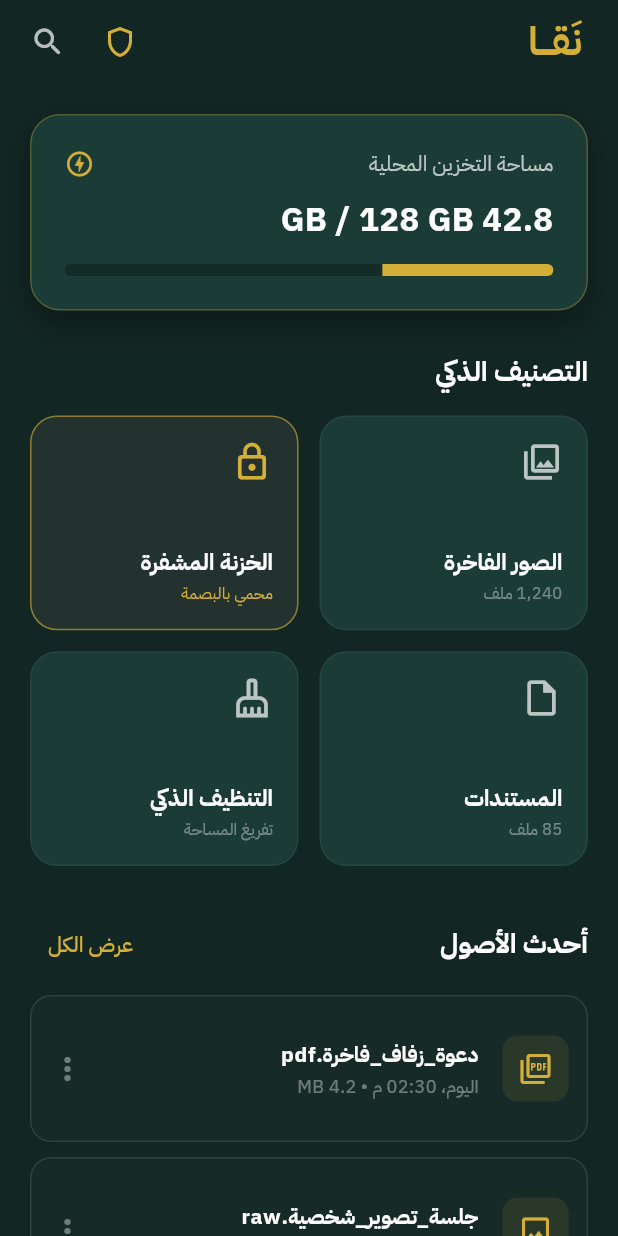
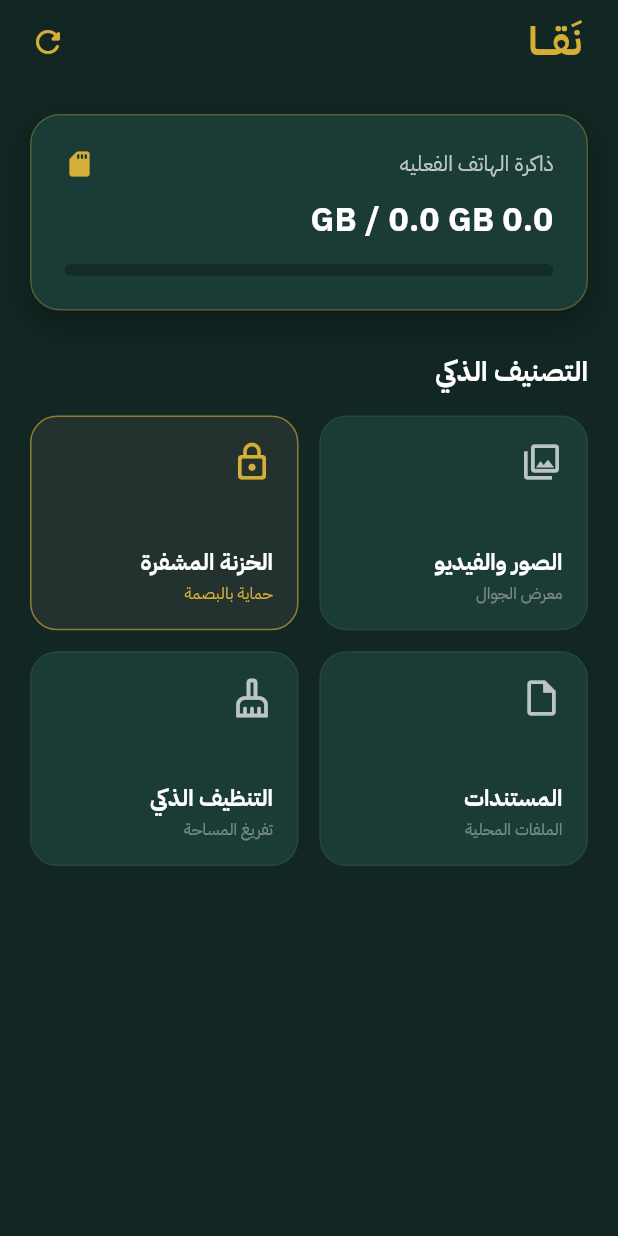
Before and after one commit to helpterooai-ops/naqa, a Flutter app: the screen it shows after launch, on a phone screen of 412 x 824 dp. Run offline on Flutter 3.47's test engine with Material 3 defaults, Android fonts, the phone set to English and light mode, and no system bars; our stand-ins replace permission_handler; missing offline and left inert: storage_space.

Commit message:
feat: connect real device storage service and android permissions

```diff
--- /dev/null
+++ b/lib/core/services/storage_service.dart
@@ -0,0 +1,61 @@
+import 'package:permission_handler/permission_handler.dart';
+import 'package:storage_space/storage_space.dart';
+
+class StorageInfoData {
+  final double totalSpaceGB;
+  final double usedSpaceGB;
+  final double freeSpaceGB;
+  final double usagePercentage;
+
+  StorageInfoData({
+    required this.totalSpaceGB,
+    required this.usedSpaceGB,
+    required this.freeSpaceGB,
+    required this.usagePercentage,
+  });
+}
+
+class StorageService {
+  // طلب تصاريح الوصول للتخزين من المستخدم
+  static Future<bool> requestStoragePermission() async {
+    Map<Permission, PermissionStatus> statuses = await [
+      Permission.storage,
+      Permission.photos,
+      Permission.manageExternalStorage,
+    ].request();
+
+    return statuses[Permission.storage]?.isGranted == true ||
+           statuses[Permission.photos]?.isGranted == true ||
+           statuses[Permission.manageExternalStorage]?.isGranted == true;
+  }
+
+  // قراءة سعة التخزين الحقيقية للهاتف
+  static Future<StorageInfoData> getRealStorageInfo() async {
+    try {
+      StorageSpace space = await getStorageSpace(
+        lowScanSpace: 1024 * 1024 * 1024, // 1GB
+        optimalScanSpace: 2 * 1024 * 1024 * 1024,
+      );
+
+      double totalGB = space.total / (1024 * 1024 * 1024);
+      double freeGB = space.free / (1024 * 1024 * 1024);
+      double usedGB = totalGB - freeGB;
+      double percentage = totalGB > 0 ? (usedGB / totalGB) : 0.0;
+
+      return StorageInfoData(
+        totalSpaceGB: double.parse(totalGB.toStringAsFixed(1)),
+        usedSpaceGB: double.parse(usedGB.toStringAsFixed(1)),
+        freeSpaceGB: double.parse(freeGB.toStringAsFixed(1)),
+        usagePercentage: percentage,
+      );
+    } catch (e) {
+      // إرجاع قيم افتراضية في حالة عدم توفر الصلاحية بعد
+      return StorageInfoData(
+        totalSpaceGB: 0,
+        usedSpaceGB: 0,
+        freeSpaceGB: 0,
+        usagePercentage: 0,
+      );
+    }
+  }
+}
--- a/lib/features/home/screens/home_screen.dart
+++ b/lib/features/home/screens/home_screen.dart
@@ -1,13 +1,39 @@
 import 'package:flutter/material.dart';
 import '../../../core/constants/app_colors.dart';
+import '../../../core/services/storage_service.dart';
 
-class HomeScreen extends StatelessWidget {
+class HomeScreen extends StatefulWidget {
   const HomeScreen({super.key});
+
+  @override
+  State<HomeScreen> createState() => _HomeScreenState();
+}
+
+class _HomeScreenState extends State<HomeScreen> {
+  StorageInfoData? _storageData;
+  bool _isLoading = true;
+
+  @override
+  void initState() {
+    super.initState();
+    _initDeviceData();
+  }
+
+  Future<void> _initDeviceData() async {
+    await StorageService.requestStoragePermission();
+    StorageInfoData data = await StorageService.getRealStorageInfo();
+    if (mounted) {
+      setState(() {
+        _storageData = data;
+        _isLoading = false;
+      });
+    }
+  }
 
   @override
   Widget build(BuildContext context) {
     return Scaffold(
-      backgroundColor: AppColors.backgroundDark, // خلفية الزمرد الداكن الليلي
+      backgroundColor: AppColors.backgroundDark,
       appBar: AppBar(
         backgroundColor: Colors.transparent,
         elevation: 0,
@@ -20,19 +46,18 @@ class HomeScreen extends StatelessWidget {
               fontFamily: 'IBMPlexSansArabic',
               fontSize: 26,
               fontWeight: FontWeight.bold,
-              color: AppColors.accent, // لمسة ذهبية
+              color: AppColors.accent,
               letterSpacing: 2.0,
             ),
           ),
         ),
         actions: [
           IconButton(
-            icon: const Icon(Icons.shield_outlined, color: AppColors.accent),
-            onPressed: () {},
-          ),
-          IconButton(
-            icon: const Icon(Icons.search_rounded, color: Colors.white70),
-            onPressed: () {},
+            icon: const Icon(Icons.refresh_rounded, color: AppColors.accent),
+            onPressed: () {
+              setState(() => _isLoading = true);
+              _initDeviceData();
+            },
           ),
           const SizedBox(width: 8),
         ],
@@ -43,12 +68,11 @@ class HomeScreen extends StatelessWidget {
         child: Column(
           crossAxisAlignment: CrossAxisAlignment.start,
           children: [
-            // بطاقة ملخص الذاكرة الفاخرة (Dark Card)
-            _buildStorageSummaryCard(),
+            // بطاقة التخزين الحقيقية من الجوال
+            _buildRealStorageSummaryCard(),
 
             const SizedBox(height: 28),
 
-            // عنوان أقسام التنظيم
             const Text(
               'التصنيف الذكي',
               style: TextStyle(
@@ -60,7 +84,6 @@ class HomeScreen extends StatelessWidget {
             ),
             const SizedBox(height: 16),
 
-            // شبكة الأقسام الرئيسية (صور، مستندات، خزنة، الخ)
             GridView.count(
               shrinkWrap: true,
               physics: const NeverScrollableScrollPhysics(),
@@ -70,21 +93,21 @@ class HomeScreen extends StatelessWidget {
               childAspectRatio: 1.25,
               children: [
                 _buildCategoryCard(
-                  title: 'الصور الفاخرة',
-                  subtitle: '1,240 ملف',
+                  title: 'الصور والفيديو',
+                  subtitle: 'معرض الجوال',
                   icon: Icons.photo_library_outlined,
                   color: const Color(0xFF1B3B36),
                 ),
                 _buildCategoryCard(
                   title: 'الخزنة المشفرة',
-                  subtitle: 'محمي بالبصمة',
+                  subtitle: 'حماية بالبصمة',
                   icon: Icons.lock_outline_rounded,
                   color: const Color(0xFF23322E),
                   isAccent: true,
                 ),
                 _buildCategoryCard(
                   title: 'المستندات',
-                  subtitle: '85 ملف',
+                  subtitle: 'الملفات المحلية',
                   icon: Icons.insert_drive_file_outlined,
                   color: const Color(0xFF1B3B36),
                 ),
@@ -96,60 +119,17 @@ class HomeScreen extends StatelessWidget {
                 ),
               ],
             ),
-
-            const SizedBox(height: 28),
-
-            // أحدث الملفات المنظمة
-            Row(
-              mainAxisAlignment: MainAxisAlignment.spaceBetween,
-              children: [
-                const Text(
-                  'أحدث الأصول',
-                  style: TextStyle(
-                    fontFamily: 'IBMPlexSansArabic',
-                    fontSize: 18,
-                    fontWeight: FontWeight.bold,
-                    color: Colors.white,
-                  ),
-                ),
-                TextButton(
-                  onPressed: () {},
-                  child: const Text(
-                    'عرض الكل',
-                    style: TextStyle(
-                      fontFamily: 'IBMPlexSansArabic',
-                      color: AppColors.accent,
-                    ),
-                  ),
-                ),
-              ],
-            ),
-            const SizedBox(height: 10),
-
-            _buildRecentFileTile(
-              title: 'دعوة_زفاف_فاخرة.pdf',
-              date: 'اليوم، 02:30 م',
-              size: '4.2 MB',
-              icon: Icons.picture_as_pdf_outlined,
-            ),
-            _buildRecentFileTile(
-              title: 'جلسة_تصوير_شخصية.raw',
-              date: 'أمس',
-              size: '18.5 MB',
-              icon: Icons.image_outlined,
-            ),
           ],
         ),
       ),
     );
   }
 
-  // بطاقة ملخص السعة بالوضع الليلي
-  Widget _buildStorageSummaryCard() {
+  Widget _buildRealStorageSummaryCard() {
     return Container(
       padding: const EdgeInsets.all(22),
       decoration: BoxDecoration(
-        color: const Color(0xFF1B3B36), // زمردي فاخر
+        color: const Color(0xFF1B3B36),
         borderRadius: BorderRadius.circular(20),
         border: Border.all(
           color: AppColors.accent.withOpacity(0.3),
@@ -170,32 +150,39 @@ class HomeScreen extends StatelessWidget {
             mainAxisAlignment: MainAxisAlignment.spaceBetween,
             children: const [
               Text(
-                'مساحة التخزين المحلية',
+                'ذاكرة الهاتف الفعليه',
                 style: TextStyle(
                   fontFamily: 'IBMPlexSansArabic',
                   fontSize: 14,
                   color: Colors.white70,
                 ),
               ),
-              Icon(Icons.offline_bolt_outlined, color: AppColors.accent, size: 20),
+              Icon(Icons.sd_storage_rounded, color: AppColors.accent, size: 20),
             ],
           ),
           const SizedBox(height: 12),
-          const Text(
-            '42.8 GB / 128 GB',
-            style: TextStyle(
+
+          _isLoading
+              ? const Padding(
+                  padding: EdgeInsets.symmetric(vertical: 10),
+                  child: CircularProgressIndicator(color: AppColors.accent),
+                )
+              : Text(
+                  '${_storageData?.usedSpaceGB ?? 0} GB / ${_storageData?.totalSpaceGB ?? 0} GB',
+                  style: const TextStyle(
                     fontFamily: 'IBMPlexSansArabic',
                     fontSize: 22,
                     fontWeight: FontWeight.bold,
                     color: Colors.white,
                   ),
                 ),
+
           const SizedBox(height: 14),
-          // شريط التقدم الفاخر
+
           ClipRRect(
             borderRadius: BorderRadius.circular(10),
             child: LinearProgressIndicator(
-              value: 0.35,
+              value: _storageData?.usagePercentage ?? 0.0,
               minHeight: 8,
               backgroundColor: Colors.black26,
               valueColor: const AlwaysStoppedAnimation<Color>(AppColors.accent),
@@ -206,7 +193,6 @@ class HomeScreen extends StatelessWidget {
     );
   }
 
-  // بطاقات التصنيفات
   Widget _buildCategoryCard({
     required String title,
     required String subtitle,
@@ -262,51 +248,4 @@ class HomeScreen extends StatelessWidget {
       ),
     );
   }
-
-  // عنصر القائمة للملفات الحديثة
-  Widget _buildRecentFileTile({
-    required String title,
-    required String date,
-    required String size,
-    required IconData icon,
-  }) {
-    return Container(
-      margin: const EdgeInsets.only(bottom: 10),
-      padding: const EdgeInsets.all(12),
-      decoration: BoxDecoration(
-        color: const Color(0xFF162B27),
-        borderRadius: BorderRadius.circular(14),
-        border: Border.all(color: Colors.white10),
-      ),
-      child: ListTile(
-        contentPadding: EdgeInsets.zero,
-        leading: Container(
-          padding: const EdgeInsets.all(10),
-          decoration: BoxDecoration(
-            color: AppColors.accent.withOpacity(0.1),
-            borderRadius: BorderRadius.circular(10),
-          ),
-          child: Icon(icon, color: AppColors.accent),
-        ),
-        title: Text(
-          title,
-          style: const TextStyle(
-            fontFamily: 'IBMPlexSansArabic',
-            fontSize: 14,
-            fontWeight: FontWeight.w600,
-            color: Colors.white,
-          ),
-        ),
-        subtitle: Text(
-          '$date • $size',
-          style: const TextStyle(
-            fontFamily: 'IBMPlexSansArabic',
-            fontSize: 12,
-            color: Colors.white38,
-          ),
-        ),
-        trailing: const Icon(Icons.more_vert, color: Colors.white38),
-      ),
-    );
 }
-}
--- a/pubspec.yaml
+++ b/pubspec.yaml
@@ -11,6 +11,10 @@ dependencies:
     sdk: flutter
   flutter_localizations:
     sdk: flutter
+  permission_handler: ^11.3.1     # لطلب تصاريح الوصول لملفات وصور الجوال
+  storage_space: ^0.2.1          # لقراءة سعة الذاكرة الداخلية الحقيقية للجوال
+  path_provider: ^2.1.2          # للوصول لمسارات النظام المحلية
+  intl: ^0.19.0                  # لتنسيق أحجام الملفات والتوارخ
 
 dev_dependencies:
   flutter_test:
```
Also changed, not shown: 1 other file. Lines whose indentation alone changed are shown as unchanged.
